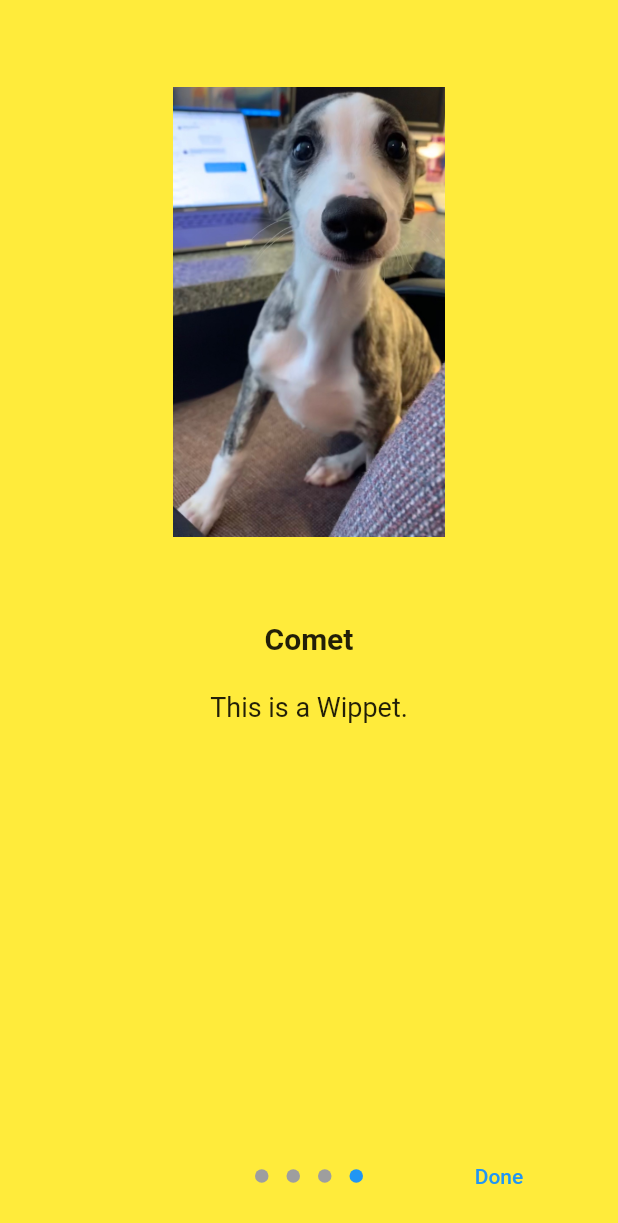
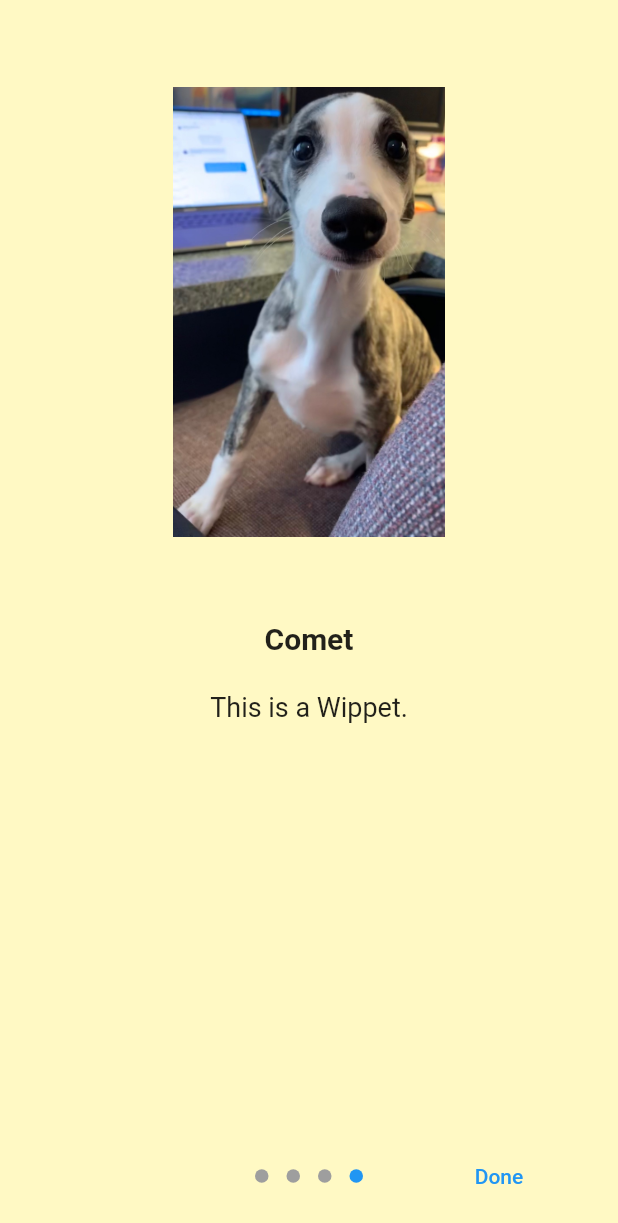
Before and after one commit to mvolkmann/flutter_introduction_screen, a Flutter app: the screen it shows after launch, after a tap on "Skip", on a phone screen of 412 x 824 dp. Shown: the top 1223 px of the screen. Run offline on Flutter 3.47's test engine with Material 2 defaults, Android fonts, the light colour scheme and no system bars; drawn by our look-alikes of introduction_screen.

Commit message:
added comments

```diff
--- a/lib/main.dart
+++ b/lib/main.dart
@@ -1,21 +1,23 @@
 import 'package:flutter/material.dart';
-import 'package:flutter/services.dart';
+import 'package:flutter/services.dart' show SystemChrome, SystemUiOverlayStyle;
 import 'package:introduction_screen/introduction_screen.dart';
 
 const title = 'My App';
 
 void main() {
-  // Make the status bar background transparent.
+  // Make the status bar background transparent so the background color
+  // of the onboarding pages will also appear in the status bar
+  // without being shaded.
   SystemChrome.setSystemUIOverlayStyle(
-    // Using dark instead of light so the text on the status bar
-    // will be gray instead of white.
+    // We are using dark instead of light so the text
+    // on the status bar will be gray instead of white.
     SystemUiOverlayStyle.dark.copyWith(statusBarColor: Colors.transparent),
   );
 
   runApp(
     MaterialApp(
       debugShowCheckedModeBanner: false,
-      home: _Onboarding(),
+      home: Onboarding(),
       theme: ThemeData(primarySwatch: Colors.blue),
       title: title,
     ),
@@ -34,8 +36,8 @@ class PageData {
   });
 }
 
-class _Onboarding extends StatelessWidget {
-  _Onboarding({Key? key}) : super(key: key);
+class Onboarding extends StatelessWidget {
+  Onboarding({Key? key}) : super(key: key);
 
   final pages = [
     PageData(
@@ -60,8 +62,8 @@ class _Onboarding extends StatelessWidget {
     ),
   ];
 
-  void _onIntroEnd(context) {
-    // Using pushReplacement instead of push so
+  void endOnboarding(context) {
+    // We are using pushReplacement instead of push so
     // there is no back button for returning to Onboarding.
     Navigator.of(context).pushReplacement(
       MaterialPageRoute(builder: (_) => Home()),
@@ -71,11 +73,15 @@ class _Onboarding extends StatelessWidget {
   @override
   Widget build(BuildContext context) {
     return IntroductionScreen(
+      // Tapping this exits onboarding.
       done: Text('Done'),
-      globalBackgroundColor: Colors.yellow,
-      isTopSafeArea: true, // so image doesn't overlap safe area
+      globalBackgroundColor: Colors.yellow.shade100,
+      // This prevents the images from overlapping the safe area.
+      isTopSafeArea: true,
+      // This icon appears on the last onboarding page.
+      // Tapping it ends onboarding.
       next: Icon(Icons.navigate_next),
-      onDone: () => _onIntroEnd(context),
+      onDone: () => endOnboarding(context),
       pages: pages
           .map(
             (page) => PageViewModel(
@@ -85,6 +91,8 @@ class _Onboarding extends StatelessWidget {
             ),
           )
           .toList(),
+      // The skip button appears on all onboarding pages except the last.
+      // Tapping it advances to the last onboarding page.
       showSkipButton: true,
       skip: Text('Skip'),
     );
```
